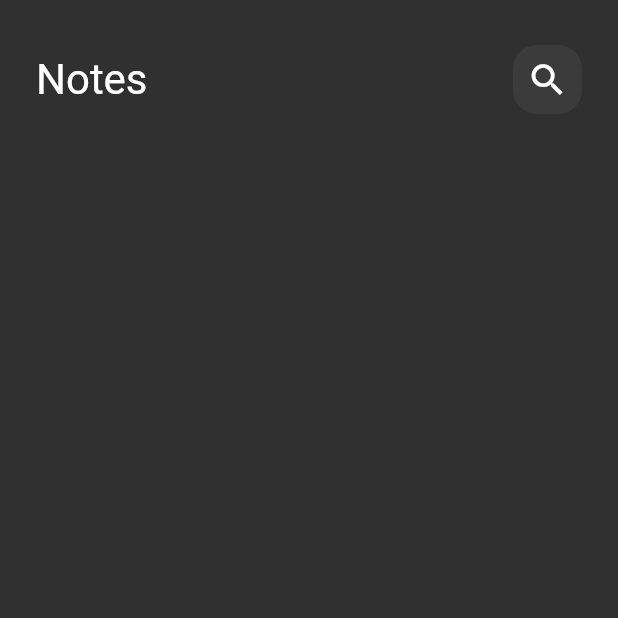
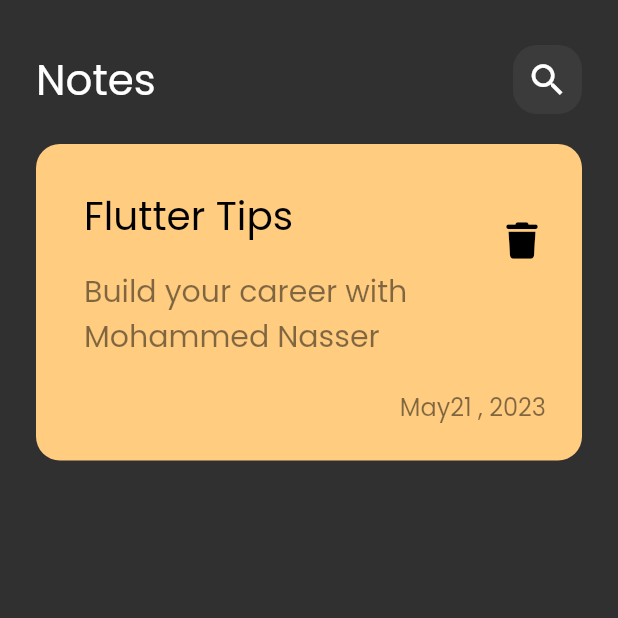
Before and after one commit to MohammedNAbdelsamea/Notes_app, a Flutter app: the screen it shows after launch, on a phone screen of 412 x 824 dp, the top half of it. Run offline on Flutter 3.47's test engine with Material 2 defaults, Android fonts, the phone set to English and light mode, and no system bars; our stand-ins replace font_awesome_flutter.

Commit message:
create notes item

```diff
--- a/lib/main.dart
+++ b/lib/main.dart
@@ -14,6 +14,7 @@ class NotesApp extends StatelessWidget {
       debugShowCheckedModeBanner: false,
       theme: ThemeData(
         brightness: Brightness.dark,
+        fontFamily: 'Poppins',
       ),
       home: const NotesView(),
     );
--- /dev/null
+++ b/lib/views/widgets/custom_notes_item.dart
@@ -0,0 +1,55 @@
+import 'package:flutter/cupertino.dart';
+import 'package:flutter/material.dart';
+import 'package:font_awesome_flutter/font_awesome_flutter.dart';
+
+class NotesItem extends StatelessWidget {
+  const NotesItem({super.key});
+
+  @override
+  Widget build(BuildContext context) {
+    return Container(
+      padding: EdgeInsets.only(top: 24,bottom: 24,left: 16),
+      decoration: BoxDecoration(
+        borderRadius: BorderRadius.circular(16),
+        color:const Color(0xffFFCC80),
+      ),
+      child: Column(
+        crossAxisAlignment: CrossAxisAlignment.end,
+        children: [
+          ListTile(
+            title: Text('Flutter Tips',
+
+            style: TextStyle(color: Colors.black,
+            fontSize: 26,
+            ),
+            ),
+            subtitle:Padding(
+              padding: const EdgeInsets.only(top: 16,bottom: 16),
+              child: Text('Build your career with Mohammed Nasser',
+                  style: TextStyle(color: Colors.black.withOpacity(.5),
+                    fontSize: 20,
+                  ),
+              ),
+            ),
+            trailing: IconButton(
+              onPressed: (){},
+              icon: Icon(FontAwesomeIcons.trash,
+                color: Colors.black,
+              size: 24,
+              ),
+            ),
+          ),
+
+          Padding(
+            padding: const EdgeInsets.only(right: 24),
+            child: Text('May21 , 2023',
+              style: TextStyle(color: Colors.black.withOpacity(.5),
+              fontSize: 16,
+              ),
+            ),
+          ),
+        ],
+      ),
+    );
+  }
+}
--- a/lib/views/widgets/notes_view_body.dart
+++ b/lib/views/widgets/notes_view_body.dart
@@ -1,4 +1,5 @@
 import 'package:flutter/cupertino.dart';
+import 'package:notes_th/views/widgets/custom_notes_item.dart';
 
 import 'custom_app_bar.dart';
 
@@ -15,6 +16,8 @@ class NotesViewBody extends StatelessWidget {
             height: 30,
           ),
           CustomAppBar(),
+          SizedBox(height: 20,),
+          NotesItem(),
         ],
       ),
     );
```
Also changed, not shown: pubspec.yaml (+6 -6 lines), assets/fonts/Poppins-Regular.ttf (added), pubspec.lock.
